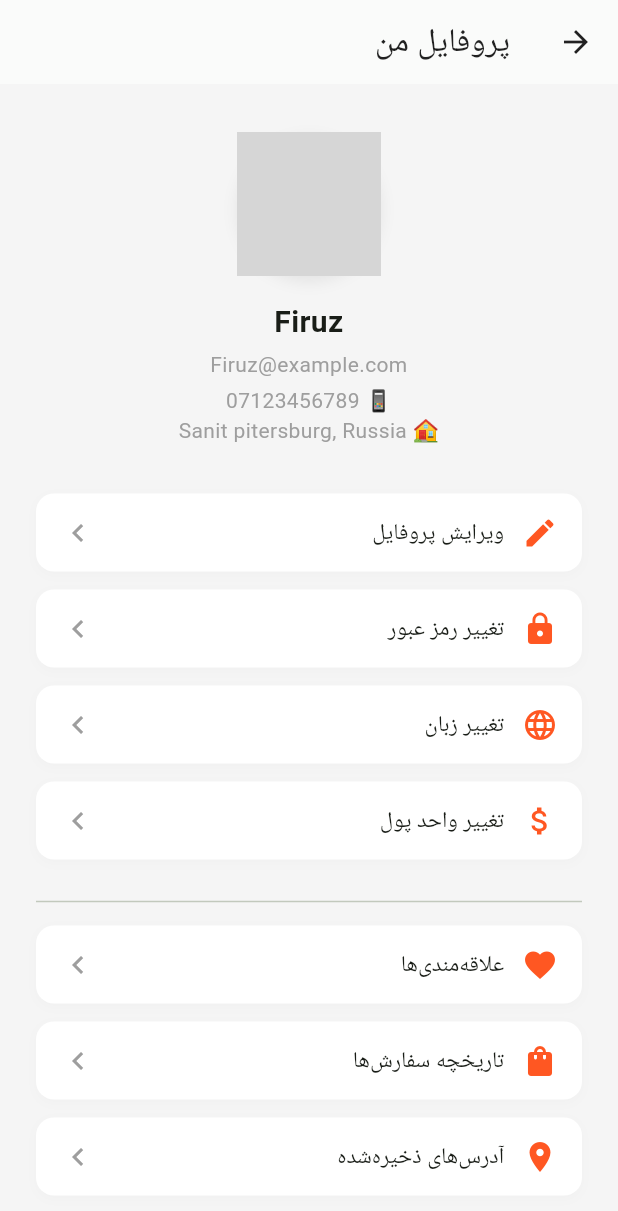
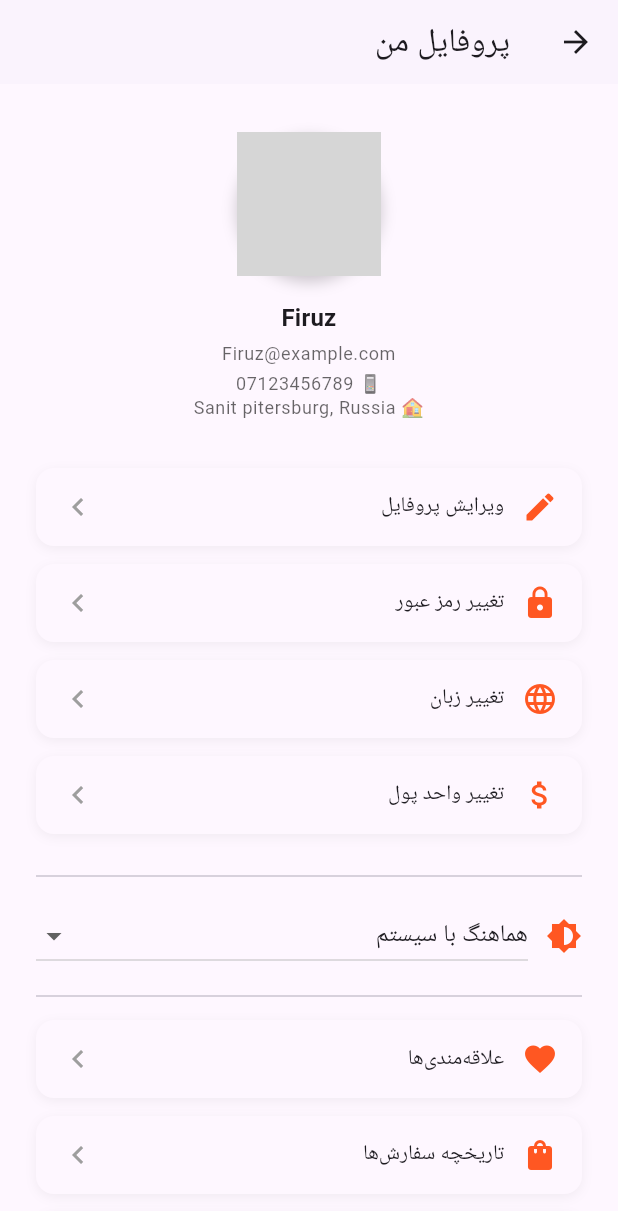
Before and after one commit to HassanEhsani/FiruzMarket, a Flutter app: the screen it shows after launch, item 6 of the bottom bar chosen, on a phone screen of 412 x 824 dp. Shown: the top 1211 px of the screen. Run offline on Flutter 3.47's test engine with Material 3 defaults, Android fonts, the light colour scheme and no system bars; our stand-ins replace cloud_firestore, file_picker, firebase_core, firebase_storage; accounts and stored records are empty; grey boxes are pictures that could not be loaded.

Commit message:
/*   🌗 Global Theme Support – implemented by Hassan
  This Flutter application supports dynamic theme switching between Light, Dark, and System modes.
  The theme state is managed globally using a ThemeController (based on ChangeNotifier),
  and injected via Provider at the root of the app in main.dart.

  ✅ ThemeMode is applied to the entire app through MaterialApp:
     - theme: ThemeData.light()
     - darkTheme: ThemeData.dark()
     - themeMode: themeController.themeMode

  ✅ Users can change the theme from the Profile screen using a dropdown or toggle button.
  ✅ All major screens (Products, Cart, Profile) use Theme.of(context) for colors and styles.
  ✅ No hardcoded colors like Colors.white or Colors.black are used in layout backgrounds or text.
  ✅ Theme changes are applied instantly across the app without requiring a restart.

  📌 To ensure future screens support theming:
     - Always use Theme.of(context) for colors, text styles, and backgrounds.
     - Avoid fixed color values unless necessary for branding or emphasis.

  🔥 Result: A consistent, user-friendly experience across light and dark modes.
*/

```diff
--- a/lib/l10n/app_localizations.dart
+++ b/lib/l10n/app_localizations.dart
@@ -717,6 +717,24 @@ abstract class AppLocalizations {
   /// In en, this message translates to:
   /// **'\"{productName}\" has been added to your cart'**
   String productAddedToCartMessage(Object productName);
+
+  /// No description provided for @themeSystem.
+  ///
+  /// In en, this message translates to:
+  /// **'System Default'**
+  String get themeSystem;
+
+  /// No description provided for @themeLight.
+  ///
+  /// In en, this message translates to:
+  /// **'Light'**
+  String get themeLight;
+
+  /// No description provided for @themeDark.
+  ///
+  /// In en, this message translates to:
+  /// **'Dark'**
+  String get themeDark;
 }
 
 class _AppLocalizationsDelegate
--- a/lib/l10n/intl_en.arb
+++ b/lib/l10n/intl_en.arb
@@ -225,5 +225,8 @@
     "placeholders": {
       "productName": {}
     }
-  }
+  },
+  "themeSystem": "System Default",
+  "themeLight": "Light",
+  "themeDark": "Dark"
 }
--- a/lib/l10n/intl_fa.arb
+++ b/lib/l10n/intl_fa.arb
@@ -234,8 +234,8 @@
     "placeholders": {
       "productName": {}
     }
+  },
+  "themeSystem": "هماهنگ با سیستم",
+  "themeLight": "روشن",
+  "themeDark": "تاریک"
 }
-
-
-
-}
--- a/lib/l10n/intl_ru.arb
+++ b/lib/l10n/intl_ru.arb
@@ -225,5 +225,8 @@
     "placeholders": {
       "productName": {}
     }
-  }
+  },
+  "themeSystem": "Системная тема",
+  "themeLight": "Светлая",
+  "themeDark": "Тёмная"
 }
--- a/lib/main.dart
+++ b/lib/main.dart
@@ -10,6 +10,7 @@ import 'package:flutter_localizations/flutter_localizations.dart';
 import 'firebase_options.dart';
 import 'providers/product_controller.dart';
 import 'providers/cart_controller.dart';
+import 'providers/theme_controller.dart'; // 👈 کنترلر تم
 import 'screens/products_screen.dart';
 import 'screens/cart_screen.dart';
 import 'l10n/app_localizations.dart';
@@ -17,7 +18,6 @@ import 'l10n/app_localizations.dart';
 Future<void> main() async {
   WidgetsFlutterBinding.ensureInitialized();
 
-  // ✅ بررسی دقیق‌تر برای جلوگیری از duplicate-app
   FirebaseApp app;
   try {
     if (Firebase.apps.isEmpty) {
@@ -34,17 +34,15 @@ Future<void> main() async {
     app = Firebase.apps.first;
   }
 
-  // 🧩 تشخیص host بر اساس پلتفرم
   String host;
   if (kIsWeb) {
     host = '127.0.0.1';
   } else if (Platform.isAndroid) {
-    host = '10.0.2.2'; // مخصوص Emulator اندروید
+    host = '10.0.2.2';
   } else {
     host = '127.0.0.1';
   }
 
-  // 🚀 اتصال به Emulator
   try {
     FirebaseFirestore.instance.useFirestoreEmulator(host, 8084);
     FirebaseStorage.instance.useStorageEmulator(host, 9198);
@@ -53,7 +51,6 @@ Future<void> main() async {
     print('⚠️ Emulator connection failed: $e');
   }
 
-  // 🛒 کنترلرها
   final productController = ProductController();
   productController.initSampleProducts();
 
@@ -62,6 +59,7 @@ Future<void> main() async {
       providers: [
         ChangeNotifierProvider(create: (_) => productController),
         ChangeNotifierProvider(create: (_) => CartController()),
+        ChangeNotifierProvider(create: (_) => ThemeController()), // 👈 ثبت کنترلر تم
       ],
       child: const MyApp(),
     ),
@@ -91,7 +89,10 @@ class _MyAppState extends State<MyApp> {
 
   @override
   Widget build(BuildContext context) {
+    final themeController = Provider.of<ThemeController>(context); // 👈 گرفتن وضعیت تم از کنترلر
+
     return MaterialApp(
+      // 🌍 تنظیم زبان اپلیکیشن
       locale: _locale,
       supportedLocales: const [
         Locale('fa'),
@@ -104,10 +105,12 @@ class _MyAppState extends State<MyApp> {
         GlobalWidgetsLocalizations.delegate,
         GlobalCupertinoLocalizations.delegate,
       ],
-      theme: ThemeData(
-        colorSchemeSeed: const Color(0xFF4CAF50),
-        useMaterial3: true,
-      ),
+
+      // 🎨 تنظیم تم برای کل اپلیکیشن
+      theme: ThemeData.light(), // 👈 تم روشن
+      darkTheme: ThemeData.dark(), // 👈 تم تاریک
+      themeMode: themeController.themeMode, // 👈 انتخاب حالت تم از کنترلر (روشن، تاریک، یا سیستم)
+
       debugShowCheckedModeBanner: false,
       home: ProductsScreen(onLocaleChanged: changeLocale),
       routes: {
--- /dev/null
+++ b/lib/providers/theme_controller.dart
@@ -0,0 +1,19 @@
+import 'package:flutter/material.dart';
+
+class ThemeController extends ChangeNotifier {
+  ThemeMode _themeMode = ThemeMode.system;
+
+  ThemeMode get themeMode => _themeMode;
+
+  bool get isDarkMode => _themeMode == ThemeMode.dark;
+
+  void toggleTheme(bool isDark) {
+    _themeMode = isDark ? ThemeMode.dark : ThemeMode.light;
+    notifyListeners();
+  }
+
+  void setThemeMode(ThemeMode mode) {
+    _themeMode = mode;
+    notifyListeners();
+  }
+}
--- a/lib/screens/profile_screen.dart
+++ b/lib/screens/profile_screen.dart
@@ -1,5 +1,7 @@
 import 'package:flutter/material.dart';
+import 'package:provider/provider.dart';
 import '../l10n/app_localizations.dart';
+import '../providers/theme_controller.dart'; // 👈 اضافه شده برای کنترل تم
 import 'edit_profile_screen.dart';
 import 'change_password_screen.dart';
 import 'language_settings_screen.dart';
@@ -14,13 +16,17 @@ class ProfileScreen extends StatelessWidget {
   @override
   Widget build(BuildContext context) {
     final loc = AppLocalizations.of(context);
+    final themeController = Provider.of<ThemeController>(context); // 👈 دسترسی به کنترلر تم
+    final theme = Theme.of(context); // 👈 گرفتن تم فعلی برای رنگ‌ها
 
     return Scaffold(
-      backgroundColor: Colors.grey.shade100,
+      // 👇 رنگ پس‌زمینه از تم گرفته شده تا با حالت تاریک/روشن هماهنگ باشه
+      backgroundColor: theme.scaffoldBackgroundColor,
       appBar: AppBar(
         title: Text(loc.profileTitle),
-        backgroundColor: Colors.white,
-        foregroundColor: Colors.black87,
+        // 👇 رنگ‌ها از تم گرفته شده
+        backgroundColor: theme.appBarTheme.backgroundColor ?? theme.colorScheme.surface,
+        foregroundColor: theme.appBarTheme.foregroundColor ?? theme.colorScheme.onSurface,
         elevation: 0.5,
       ),
       body: SingleChildScrollView(
@@ -34,7 +40,7 @@ class ProfileScreen extends StatelessWidget {
                 shape: BoxShape.circle,
                 boxShadow: [
                   BoxShadow(
-                    color: Colors.grey.withOpacity(0.2),
+                    color: theme.shadowColor.withOpacity(0.2), // 👈 رنگ سایه از تم
                     blurRadius: 8,
                     offset: const Offset(0, 4),
                   ),
@@ -48,26 +54,27 @@ class ProfileScreen extends StatelessWidget {
             const SizedBox(height: 16),
             Text(
               'Firuz',
-              style: const TextStyle(fontSize: 20, fontWeight: FontWeight.bold),
+              style: theme.textTheme.titleMedium?.copyWith(fontWeight: FontWeight.bold),
             ),
             const SizedBox(height: 4),
             Text(
               'Firuz@example.com',
-              style: const TextStyle(fontSize: 14, color: Colors.grey),
+              style: theme.textTheme.bodySmall?.copyWith(color: theme.hintColor),
             ),
             const SizedBox(height: 4),
             Text(
               '📱 07123456789',
-              style: const TextStyle(fontSize: 14, color: Colors.grey),
+              style: theme.textTheme.bodySmall?.copyWith(color: theme.hintColor),
             ),
             Text(
               '🏠 Sanit pitersburg, Russia',
-              style: const TextStyle(fontSize: 14, color: Colors.grey),
+              style: theme.textTheme.bodySmall?.copyWith(color: theme.hintColor),
             ),
             const SizedBox(height: 32),
 
             // ⚙️ تنظیمات حساب
             _buildProfileAction(
+              context: context,
               icon: Icons.edit,
               label: loc.editProfile,
               onTap: () => Navigator.push(
@@ -77,6 +84,7 @@ class ProfileScreen extends StatelessWidget {
             ),
             const SizedBox(height: 12),
             _buildProfileAction(
+              context: context,
               icon: Icons.lock,
               label: loc.changePassword,
               onTap: () => Navigator.push(
@@ -86,6 +94,7 @@ class ProfileScreen extends StatelessWidget {
             ),
             const SizedBox(height: 12),
             _buildProfileAction(
+              context: context,
               icon: Icons.language,
               label: loc.changeLanguage,
               onTap: () => Navigator.push(
@@ -97,6 +106,7 @@ class ProfileScreen extends StatelessWidget {
             ),
             const SizedBox(height: 12),
             _buildProfileAction(
+              context: context,
               icon: Icons.attach_money,
               label: loc.changeCurrency,
               onTap: () => Navigator.push(
@@ -108,13 +118,47 @@ class ProfileScreen extends StatelessWidget {
             ),
             const SizedBox(height: 12),
 
+            // 🌗 انتخاب تم (تاریک/روشن/سیستمی)
+            const Divider(height: 32),
+            Row(
+              children: [
+                const Icon(Icons.brightness_6, color: Colors.deepOrange),
+                const SizedBox(width: 12),
+                Expanded(
+                  child: DropdownButton<ThemeMode>(
+                    value: themeController.themeMode,
+                    isExpanded: true,
+                    items: [
+                      DropdownMenuItem(
+                        value: ThemeMode.system,
+                        child: Text(loc.themeSystem),
+                      ),
+                      DropdownMenuItem(
+                        value: ThemeMode.light,
+                        child: Text(loc.themeLight),
+                      ),
+                      DropdownMenuItem(
+                        value: ThemeMode.dark,
+                        child: Text(loc.themeDark),
+                      ),
+                    ],
+                    onChanged: (mode) {
+                      if (mode != null) {
+                        themeController.setThemeMode(mode); // 👈 تغییر تم
+                      }
+                    },
+                  ),
+                ),
+              ],
+            ),
+
             // 📦 فعالیت‌های کاربر
             const Divider(height: 32),
             _buildProfileAction(
+              context: context,
               icon: Icons.favorite,
               label: loc.navFavorites,
               onTap: () {
-                // TODO: اتصال به صفحه علاقه‌مندی‌ها
                 Navigator.push(
                   context,
                   MaterialPageRoute(
@@ -125,6 +169,7 @@ class ProfileScreen extends StatelessWidget {
             ),
             const SizedBox(height: 12),
             _buildProfileAction(
+              context: context,
               icon: Icons.shopping_bag,
               label: loc.orderHistory,
               onTap: () => Navigator.push(
@@ -134,6 +179,7 @@ class ProfileScreen extends StatelessWidget {
             ),
             const SizedBox(height: 12),
             _buildProfileAction(
+              context: context,
               icon: Icons.location_on,
               label: loc.savedAddresses,
               onTap: () => Navigator.push(
@@ -146,6 +192,7 @@ class ProfileScreen extends StatelessWidget {
             // 🚪 خروج
             const Divider(height: 32),
             _buildProfileAction(
+              context: context,
               icon: Icons.logout,
               label: loc.logout,
               onTap: () {
@@ -159,21 +206,25 @@ class ProfileScreen extends StatelessWidget {
   }
 
   Widget _buildProfileAction({
+    required BuildContext context,
     required IconData icon,
     required String label,
     required VoidCallback onTap,
   }) {
+    final theme = Theme.of(context); // 👈 گرفتن رنگ‌ها از تم
+
     return InkWell(
       onTap: onTap,
       borderRadius: BorderRadius.circular(12),
       child: Container(
         padding: const EdgeInsets.symmetric(horizontal: 16, vertical: 14),
         decoration: BoxDecoration(
-          color: Colors.white,
+          // 👇 رنگ پس‌زمینه از تم گرفته شده
+          color: theme.cardColor,
           borderRadius: BorderRadius.circular(12),
           boxShadow: [
             BoxShadow(
-              color: Colors.grey.withOpacity(0.05),
+              color: theme.shadowColor.withOpacity(0.05),
               blurRadius: 6,
               offset: const Offset(0, 2),
             ),
@@ -185,7 +236,7 @@ class ProfileScreen extends StatelessWidget {
             const SizedBox(width: 12),
             Text(
               label,
-              style: const TextStyle(fontSize: 15, fontWeight: FontWeight.w500),
+              style: theme.textTheme.bodyMedium?.copyWith(fontWeight: FontWeight.w500),
             ),
             const Spacer(),
             const Icon(Icons.chevron_right, color: Colors.grey),
```
Also changed, not shown: lib/l10n/app_localizations_en.dart (+9 -0 lines), lib/l10n/app_localizations_fa.dart (+9 -0 lines), lib/l10n/app_localizations_ru.dart (+9 -0 lines), lib/screens/cart_screen.dart (+46 -27 lines), lib/screens/products_screen.dart (+29 -20 lines). Lines whose indentation alone changed are shown as unchanged.
